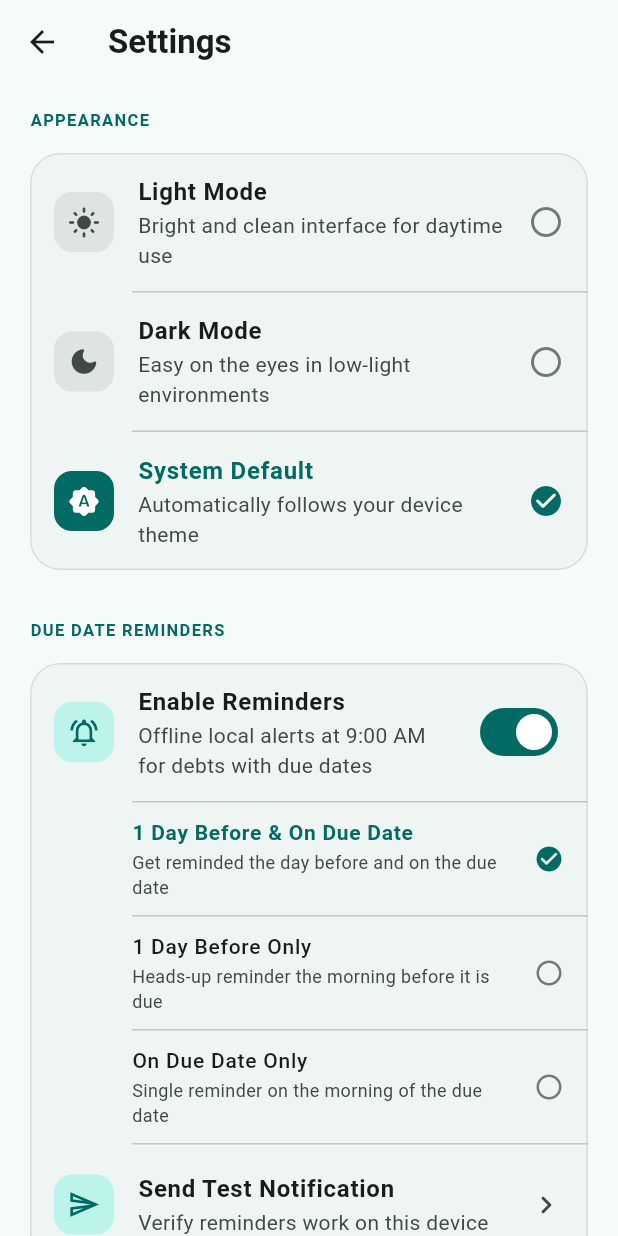
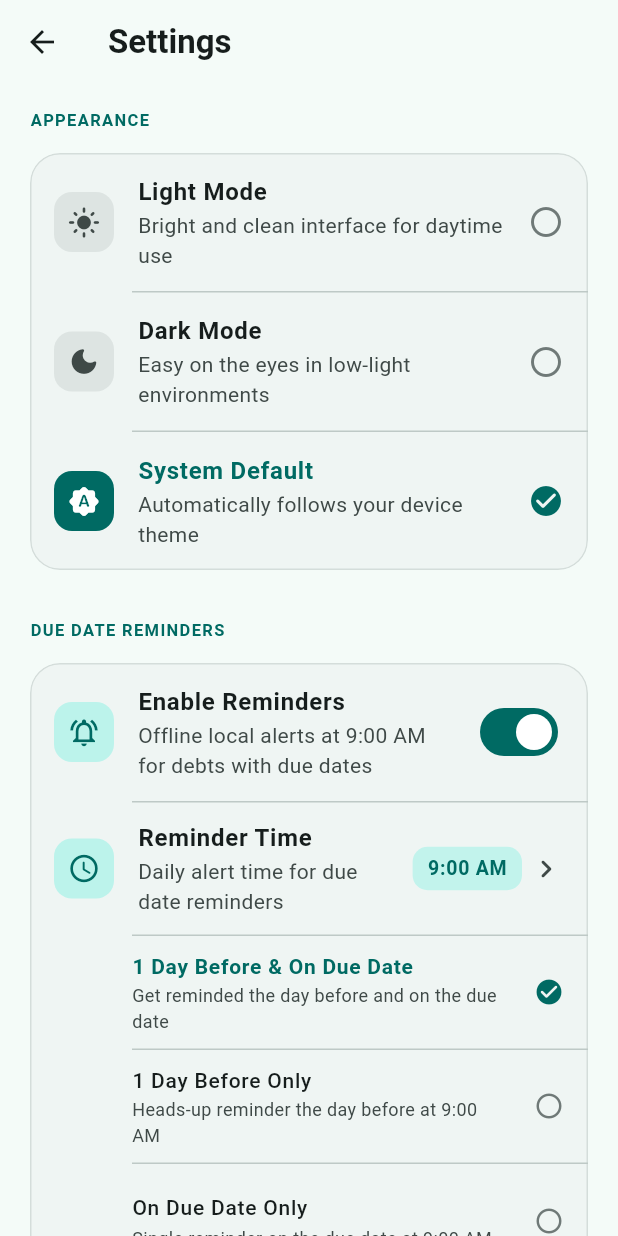
Before and after one commit to pix6el/DebtTrackerApp, a Flutter app: the SettingsScreen screen opened directly, on a phone screen of 412 x 824 dp. Run offline on Flutter 3.47's test engine with Material 3 defaults, Android fonts, the phone set to English and light mode, and no system bars; our stand-ins replace flutter_local_notifications, sqflite, timezone; accounts and stored records are empty.

Commit message:
add custom daily reminder time and update v1.1 docs

```diff
--- a/lib/screens/about_screen.dart
+++ b/lib/screens/about_screen.dart
@@ -68,10 +68,10 @@ class _InstructionsTab extends StatelessWidget {
         const SizedBox(height: 12),
         const _StepCard(
           stepNumber: '2',
-          icon: Icons.filter_list_rounded,
-          title: 'Track Balances & Filter by Tag',
+          icon: Icons.manage_search_rounded,
+          title: 'Track, Search, Sort & Filter',
           description:
-              'The summary card at the top shows your live Net Position, total You Owe, and total Owed to Me. Combine the status chips (All, I Owe, Owed to Me, Settled) with the category tag row to quickly see where your money is going.',
+              'Search debts by person name, note, or tag, and sort by Soonest Due, Highest Balance, Newest, or Name (A–Z). Combine the status chips (All, I Owe, Owed to Me, Settled) with category tags to find records fast.',
         ),
         const SizedBox(height: 12),
         const _StepCard(
@@ -85,17 +85,17 @@ class _InstructionsTab extends StatelessWidget {
         const _StepCard(
           stepNumber: '4',
           icon: Icons.donut_large_rounded,
-          title: 'Use the Monthly Plan',
+          title: 'People Summary & Monthly Plan',
           description:
-              'Switch to the "Monthly" tab to visualize debts you owe by due date. View the donut breakdown for This Month, Next Month, and Incoming months, check the forecast bar chart, and review overdue or undated debts.',
+              'Use the "People" tab to view combined net balances and all records grouped by person. Switch to the "Monthly" tab for the donut breakdown across This Month, Next Month, and Incoming months, forecast chart, and category breakdown.',
         ),
         const SizedBox(height: 12),
         const _StepCard(
           stepNumber: '5',
-          icon: Icons.notifications_active_outlined,
-          title: 'Customize Reminders & Theme',
+          icon: Icons.settings_suggest_outlined,
+          title: 'Customize Reminders, Theme & Backups',
           description:
-              'Open the sidebar menu (☰) and tap "Settings" to switch between Light Mode, Dark Mode, or System Default, and configure offline due date reminders (1 day before and/or on the due date at 9:00 AM).',
+              'Open the sidebar menu (☰) and tap "Settings" to pick Light/Dark/System theme, set your custom daily due-date reminder time, and export or import .json backups anytime.',
         ),
         const SizedBox(height: 16),
         Container(
@@ -293,7 +293,14 @@ class _AboutTab extends StatelessWidget {
                 icon: Icons.notifications_active_outlined,
                 title: 'Offline Due Date Reminders',
                 subtitle:
-                    'Automatic 9:00 AM local notifications before and on your due dates so you never miss a payment.',
+                    'Customizable daily local notifications before and on your due dates so you never miss a payment.',
+              ),
+              Divider(height: 1, indent: 64),
+              _FeatureTile(
+                icon: Icons.backup_outlined,
+                title: 'Backup & Restore',
+                subtitle:
+                    'Export all records, payments, and preferences to a portable .json file and restore anytime.',
               ),
               Divider(height: 1, indent: 64),
               _FeatureTile(
--- a/lib/screens/settings_screen.dart
+++ b/lib/screens/settings_screen.dart
@@ -96,12 +96,19 @@ class SettingsScreen extends StatelessWidget {
                   return ValueListenableBuilder<ReminderTiming>(
                     valueListenable: NotificationService.instance.timing,
                     builder: (context, currentTiming, _) {
+                      return ValueListenableBuilder<TimeOfDay>(
+                        valueListenable:
+                            NotificationService.instance.reminderTime,
+                        builder: (context, currentTime, _) {
+                          final timeLabel = NotificationService.instance
+                              .formattedReminderTime(currentTime);
                           return Card(
                             elevation: 0,
                             shape: RoundedRectangleBorder(
                               borderRadius: BorderRadius.circular(20),
                               side: BorderSide(
-                            color: colorScheme.outlineVariant.withAlpha(140),
+                                color:
+                                    colorScheme.outlineVariant.withAlpha(140),
                               ),
                             ),
                             clipBehavior: Clip.antiAlias,
@@ -118,10 +125,11 @@ class SettingsScreen extends StatelessWidget {
                                   ),
                                   title: const Text(
                                     'Enable Reminders',
-                                style: TextStyle(fontWeight: FontWeight.w600),
+                                    style:
+                                        TextStyle(fontWeight: FontWeight.w600),
                                   ),
-                              subtitle: const Text(
-                                'Offline local alerts at 9:00 AM for debts with due dates',
+                                  subtitle: Text(
+                                    'Offline local alerts at $timeLabel for debts with due dates',
                                   ),
                                   value: remindersEnabled,
                                   onChanged: (value) async {
@@ -131,28 +139,83 @@ class SettingsScreen extends StatelessWidget {
                                 ),
                                 if (remindersEnabled) ...[
                                   const Divider(height: 1, indent: 68),
+                                  ListTile(
+                                    contentPadding: const EdgeInsets.symmetric(
+                                      horizontal: 16,
+                                      vertical: 4,
+                                    ),
+                                    leading: _iconBox(
+                                      colorScheme,
+                                      Icons.access_time_rounded,
+                                    ),
+                                    title: const Text(
+                                      'Reminder Time',
+                                      style: TextStyle(
+                                        fontWeight: FontWeight.w600,
+                                      ),
+                                    ),
+                                    subtitle: const Text(
+                                      'Daily alert time for due date reminders',
+                                    ),
+                                    trailing: Row(
+                                      mainAxisSize: MainAxisSize.min,
+                                      children: [
+                                        Container(
+                                          padding: const EdgeInsets.symmetric(
+                                            horizontal: 10,
+                                            vertical: 5,
+                                          ),
+                                          decoration: BoxDecoration(
+                                            color: colorScheme.primaryContainer
+                                                .withAlpha(140),
+                                            borderRadius:
+                                                BorderRadius.circular(10),
+                                          ),
+                                          child: Text(
+                                            timeLabel,
+                                            style: TextStyle(
+                                              fontWeight: FontWeight.w700,
+                                              color: colorScheme.primary,
+                                              fontSize: 13,
+                                            ),
+                                          ),
+                                        ),
+                                        const SizedBox(width: 4),
+                                        const Icon(Icons.chevron_right_rounded),
+                                      ],
+                                    ),
+                                    onTap: () => _pickReminderTime(
+                                      context,
+                                      currentTime,
+                                    ),
+                                  ),
+                                  const Divider(height: 1, indent: 68),
                                   _TimingOptionTile(
                                     title: '1 Day Before & On Due Date',
-                                subtitle: 'Get reminded the day before and on the due date',
-                                selected: currentTiming == ReminderTiming.both,
+                                    subtitle:
+                                        'Get reminded the day before and on the due date',
+                                    selected:
+                                        currentTiming == ReminderTiming.both,
                                     onTap: () => NotificationService.instance
                                         .setTiming(ReminderTiming.both),
                                   ),
                                   const Divider(height: 1, indent: 68),
                                   _TimingOptionTile(
                                     title: '1 Day Before Only',
-                                subtitle: 'Heads-up reminder the morning before it is due',
-                                selected:
-                                    currentTiming == ReminderTiming.dayBefore,
+                                    subtitle:
+                                        'Heads-up reminder the day before at $timeLabel',
+                                    selected: currentTiming ==
+                                        ReminderTiming.dayBefore,
                                     onTap: () => NotificationService.instance
                                         .setTiming(ReminderTiming.dayBefore),
                                   ),
                                   const Divider(height: 1, indent: 68),
                                   _TimingOptionTile(
                                     title: 'On Due Date Only',
-                                subtitle: 'Single reminder on the morning of the due date',
-                                selected:
-                                    currentTiming == ReminderTiming.onDueDate,
+                                    subtitle:
+                                        'Single reminder on the due date at $timeLabel',
+                                    selected: currentTiming ==
+                                        ReminderTiming.onDueDate,
                                     onTap: () => NotificationService.instance
                                         .setTiming(ReminderTiming.onDueDate),
                                   ),
@@ -168,7 +231,9 @@ class SettingsScreen extends StatelessWidget {
                                     ),
                                     title: const Text(
                                       'Send Test Notification',
-                                  style: TextStyle(fontWeight: FontWeight.w600),
+                                      style: TextStyle(
+                                        fontWeight: FontWeight.w600,
+                                      ),
                                     ),
                                     subtitle: const Text(
                                       'Verify reminders work on this device',
@@ -180,9 +245,11 @@ class SettingsScreen extends StatelessWidget {
                                       await NotificationService.instance
                                           .sendTestNotification();
                                       if (context.mounted) {
-                                    ScaffoldMessenger.of(context).showSnackBar(
+                                        ScaffoldMessenger.of(context)
+                                            .showSnackBar(
                                           const SnackBar(
-                                        content: Text('Test notification sent'),
+                                            content:
+                                                Text('Test notification sent'),
                                             behavior: SnackBarBehavior.floating,
                                           ),
                                         );
@@ -192,6 +259,8 @@ class SettingsScreen extends StatelessWidget {
                                 ],
                               ],
                             ),
+                          );
+                        },
                       );
                     },
                   );
@@ -398,6 +467,24 @@ class SettingsScreen extends StatelessWidget {
     );
   }
 
+  Future<void> _pickReminderTime(
+    BuildContext context,
+    TimeOfDay currentTime,
+  ) async {
+    final picked = await showTimePicker(
+      context: context,
+      initialTime: currentTime,
+    );
+    if (picked == null) return;
+
+    await NotificationService.instance.setReminderTime(picked);
+    if (!context.mounted) return;
+    _showSnackBar(
+      context,
+      'Reminder time updated to ${NotificationService.instance.formattedReminderTime(picked)}',
+    );
+  }
+
   Future<void> _exportBackup(BuildContext context) async {
     try {
       final saved = await BackupService.instance.exportToFile();
```
Also changed, not shown: lib/utils/notification_service.dart (+63 -6 lines), 1 other file. Lines whose indentation alone changed are shown as unchanged.
